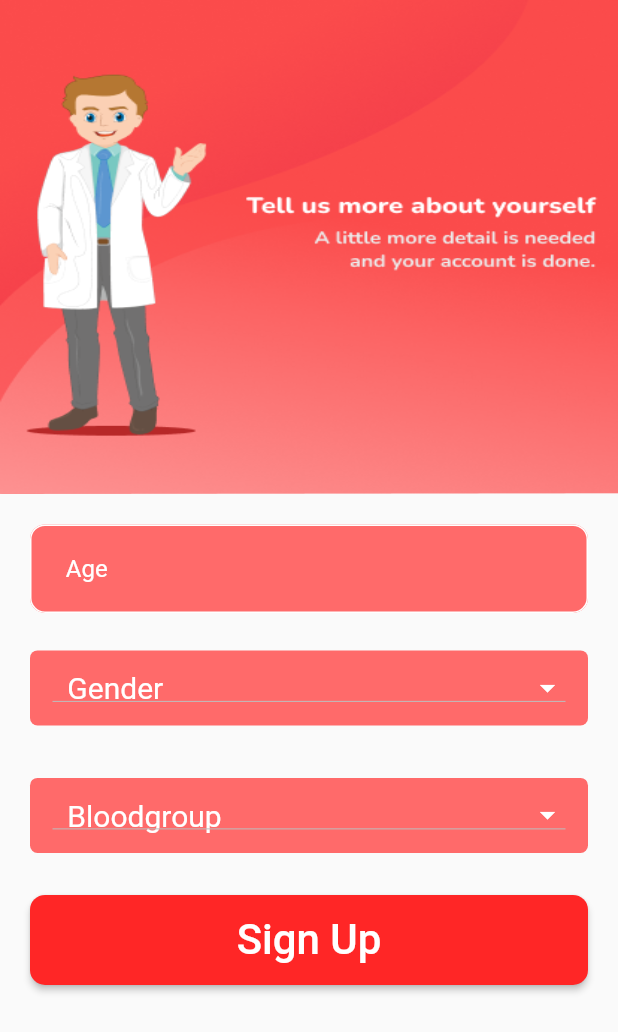
After one commit to Sam-commit/Health-Emergency-App, a Flutter app: the Details screen opened directly, on a phone screen of 412 x 824 dp. The commit adds this screen. Shown: the top 1032 px of the screen. Run offline on Flutter 3.47's test engine with Material 2 defaults, Android fonts, the phone set to English and light mode, and no system bars; our stand-ins replace firebase_core, firebase_messaging, flutter_local_notifications, font_awesome_flutter, toggle_switch; accounts and stored records are empty.

Commit message:
added new screens

```diff
--- /dev/null
+++ b/pro_tec/lib/screens/details.dart
@@ -0,0 +1,198 @@
+import 'package:flutter/material.dart';
+
+class Details extends StatefulWidget {
+  const Details({Key? key}) : super(key: key);
+
+  @override
+  State<Details> createState() => _DetailsState();
+}
+
+class _DetailsState extends State<Details> {
+  String age=' ',gender='  Gender',bloodgroup='  Bloodgroup';
+  @override
+  Widget build(BuildContext context) {
+    return SafeArea(
+        child: Scaffold(
+          resizeToAvoidBottomInset: false,
+          body: Column(
+            children: [
+              Container(
+                  width: MediaQuery.of(context).size.width,
+                  height: MediaQuery.of(context).size.height/2.5,
+                  child: Image(image: AssetImage("images/details.png"),fit: BoxFit.fill,)),
+              Expanded(
+                  child: Container(
+                    child: Column(
+
+                      children: [
+                        Padding(
+                          padding: const EdgeInsets.only(left: 20.0,right: 20,top: 20),
+                          child: TextField(
+                            onChanged: (text)
+                            {
+                              age=text;
+                            },
+                            decoration: InputDecoration(
+                              fillColor: Color(0xFFFF6A6A),
+                              filled: true,
+                              border: OutlineInputBorder(
+                                  borderRadius: BorderRadius.circular(10)
+                              ),
+                              hintText: '   Age',
+                            ),
+                          ),
+                        ),
+
+                        Padding(
+                          padding: const EdgeInsets.only(top: 25,bottom: 10,left: 20,right: 20),
+                          child: Container(
+                            height: 50,
+                            child: DecoratedBox(
+
+                              decoration: ShapeDecoration(
+
+                                  color: Color(0xFFFF6A6A), shape: RoundedRectangleBorder(
+                                borderRadius: BorderRadius.circular(5),
+                                // side: BorderSide()
+                              )
+                              ),
+
+                              child: Padding(
+                                padding: const EdgeInsets.only(left: 15,top: 8,bottom: 8,right: 15),
+                                child: DropdownButton<String>(
+
+                                  isExpanded: true,
+                                  focusColor:Colors.white,
+                                  // value: _chosenValue,
+                                  //elevation: 5,
+                                  style: TextStyle(color: Colors.white),
+                                  iconEnabledColor:Colors.white,
+                                  items: <String>[
+                                    '  Gender',
+                                    '  Male',
+                                    '  Female',
+                                    '  Others',
+
+                                  ].map<DropdownMenuItem<String>>((String value) {
+                                    return DropdownMenuItem<String>(
+                                      value: value,
+                                      child: Text(value,style:TextStyle(color:Colors.black),),
+                                    );
+                                  }).toList(),
+                                  hint:Text(
+                                    '$gender',
+                                    style: TextStyle(
+                                      color: Colors.white,
+                                      fontSize: 20,
+                                    ),
+                                  ),
+
+                                  onChanged: (String? value) {
+                                    setState(() {
+                                      gender = value!;
+                                    });
+                                  },
+                                ),
+                              ),
+                            ),
+                          ),
+                        ),
+                        Padding(
+                          padding: const EdgeInsets.only(top: 25,bottom: 10,left: 20,right: 20),
+                          child: Container(
+                            height: 50,
+                            child: DecoratedBox(
+
+                              decoration: ShapeDecoration(
+
+                                  color: Color(0xFFFF6A6A), shape: RoundedRectangleBorder(
+                                borderRadius: BorderRadius.circular(5),
+                                // side: BorderSide()
+                              )
+                              ),
+
+                              child: Padding(
+                                padding: const EdgeInsets.only(left: 15,top: 8,bottom: 8,right: 15),
+                                child: DropdownButton<String>(
+
+                                  isExpanded: true,
+                                  focusColor:Colors.white,
+                                  // value: _chosenValue,
+                                  //elevation: 5,
+                                  style: TextStyle(color: Colors.white),
+                                  iconEnabledColor:Colors.white,
+                                  items: <String>[
+                                    '  Blood Group',
+                                    '  A+',
+                                    '  B+',
+                                    '  O+',
+                                    '  AB+',
+                                    '  A-',
+                                    '  B-',
+                                    '  O-',
+                                    '  AB-'
+
+
+                                  ].map<DropdownMenuItem<String>>((String value) {
+                                    return DropdownMenuItem<String>(
+                                      value: value,
+                                      child: Text(value,style:TextStyle(color:Colors.black),),
+                                    );
+                                  }).toList(),
+                                  hint:Text(
+                                    '$bloodgroup',
+                                    style: TextStyle(
+                                      color: Colors.white,
+                                      fontSize:20,
+                                    ),
+                                  ),
+
+                                  onChanged: (String? value) {
+                                    setState(() {
+                                      bloodgroup = value!;
+                                    });
+                                  },
+                                ),
+                              ),
+                            ),
+                          ),
+                        ),
+
+
+
+
+
+                        Padding(
+                          padding: const EdgeInsets.only(left: 20.0,right: 20,top: 18),
+                          child: ElevatedButton(onPressed: (){
+
+
+
+                          },
+                              style: ButtonStyle(
+                                shape: MaterialStateProperty.all<RoundedRectangleBorder>(
+                                    RoundedRectangleBorder(
+                                      borderRadius: BorderRadius.circular(10.0),
+                                    )
+                                ),
+                                backgroundColor: MaterialStateProperty.all(Color(0xFFFF2626)),
+                              ),
+                              child: SizedBox(
+                                  height: 60,
+                                  width: MediaQuery.of(context).size.width/1.2,
+                                  child: Center(child: Text("Sign Up",style: TextStyle(
+                                    fontSize: 28,
+                                  ),)))),
+                        ),
+
+
+                      ],
+                    ),
+                  ))
+
+            ],
+          ),
+        )
+    );
+  }
+}
```
Also changed, not shown: pro_tec/lib/create_request.dart (deleted, +0 -75 lines), pro_tec/lib/main.dart (+5 -3 lines), pro_tec/lib/screens/create_request.dart (+5 -5 lines), pro_tec/lib/screens/firstAidScreens/low_bp.dart (added, +114 -0 lines), pro_tec/lib/screens/signin.dart (added, +103 -0 lines), pro_tec/lib/screens/signup.dart (added, +138 -0 lines), pro_tec/images/bpimg.png (added), pro_tec/images/details.png (added), pro_tec/images/login.png (added), pro_tec/images/signup.png (added).
